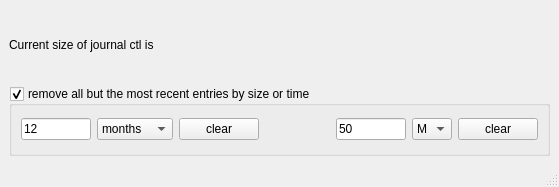
Qt form journalctl.ui (Thenujan-0/system_maintenance) before a commit.
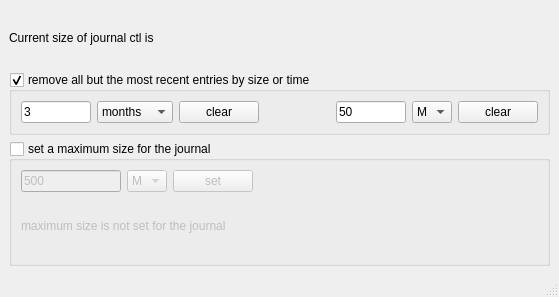
The same form after that commit.

Commit message: added set permanent limit to journal

Patch:
```diff
--- a/journalctl.ui
+++ b/journalctl.ui
@@ -7,7 +7,7 @@
     <x>0</x>
     <y>0</y>
     <width>559</width>
-    <height>187</height>
+    <height>297</height>
    </rect>
   </property>
   <property name="windowTitle">
@@ -56,7 +56,7 @@
                 </size>
                </property>
                <property name="text">
-                <string>12</string>
+                <string>3</string>
                </property>
               </widget>
              </item>
@@ -157,6 +157,92 @@
       </item>
      </layout>
     </item>
+    <item row="1" column="0">
+     <widget class="QGroupBox" name="groupBox_2">
+      <property name="enabled">
+       <bool>true</bool>
+      </property>
+      <property name="title">
+       <string>set a maximum size for the journal </string>
+      </property>
+      <property name="checkable">
+       <bool>true</bool>
+      </property>
+      <property name="checked">
+       <bool>false</bool>
+      </property>
+      <layout class="QGridLayout" name="gridLayout_3">
+       <item row="0" column="0">
+        <layout class="QVBoxLayout" name="verticalLayout_4">
+         <item>
+          <layout class="QHBoxLayout" name="horizontalLayout">
+           <item>
+            <widget class="QLineEdit" name="ledt_max_size">
+             <property name="minimumSize">
+              <size>
+               <width>0</width>
+               <height>0</height>
+              </size>
+             </property>
+             <property name="maximumSize">
+              <size>
+               <width>100</width>
+               <height>16777215</height>
+              </size>
+             </property>
+             <property name="text">
+              <string>500</string>
+             </property>
+            </widget>
+           </item>
+           <item>
+            <widget class="QComboBox" name="comboBoxMaxSize">
+             <item>
+              <property name="text">
+               <string>M</string>
+              </property>
+             </item>
+             <item>
+              <property name="text">
+               <string>G</string>
+              </property>
+             </item>
+            </widget>
+           </item>
+           <item>
+            <widget class="QPushButton" name="pushButton">
+             <property name="text">
+              <string>set</string>
+             </property>
+            </widget>
+           </item>
+           <item>
+            <spacer name="horizontalSpacer_2">
+             <property name="orientation">
+              <enum>Qt::Horizontal</enum>
+             </property>
+             <property name="sizeHint" stdset="0">
+              <size>
+               <width>40</width>
+               <height>20</height>
+              </size>
+             </property>
+            </spacer>
+           </item>
+          </layout>
+         </item>
+        </layout>
+       </item>
+       <item row="1" column="0">
+        <widget class="QLabel" name="lbl_max_size">
+         <property name="text">
+          <string>maximum size is not set for the journal</string>
+         </property>
+        </widget>
+       </item>
+      </layout>
+     </widget>
+    </item>
    </layout>
   </widget>
   <widget class="QMenuBar" name="menubar">
```
The commit also changes 8 other files.
